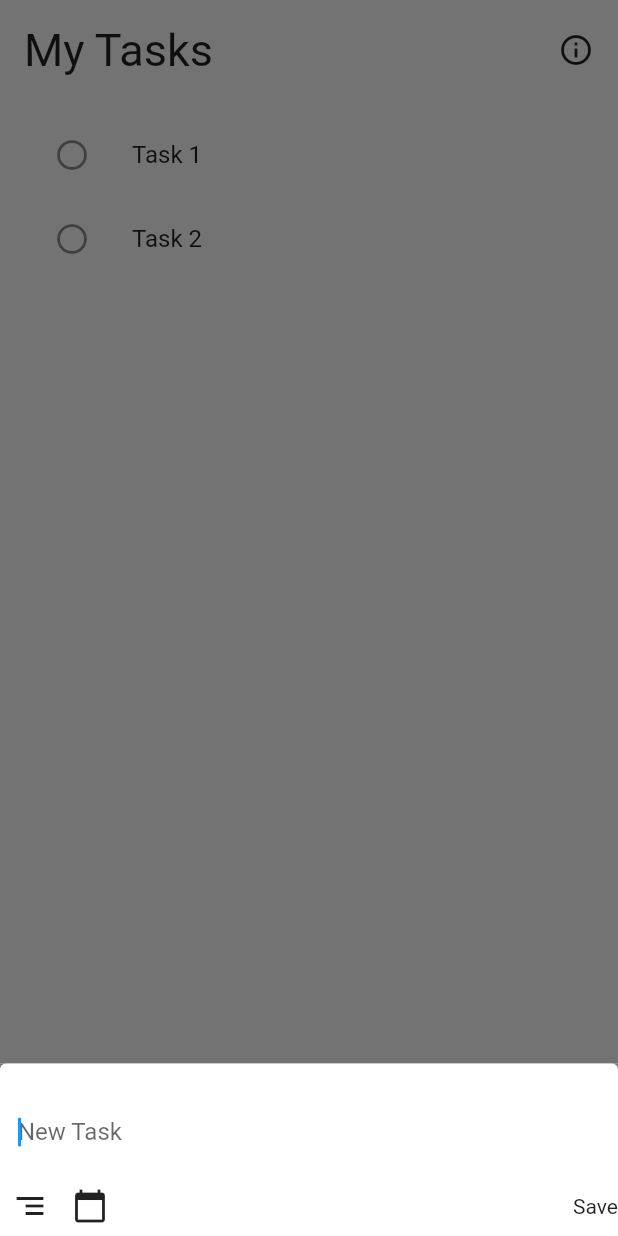
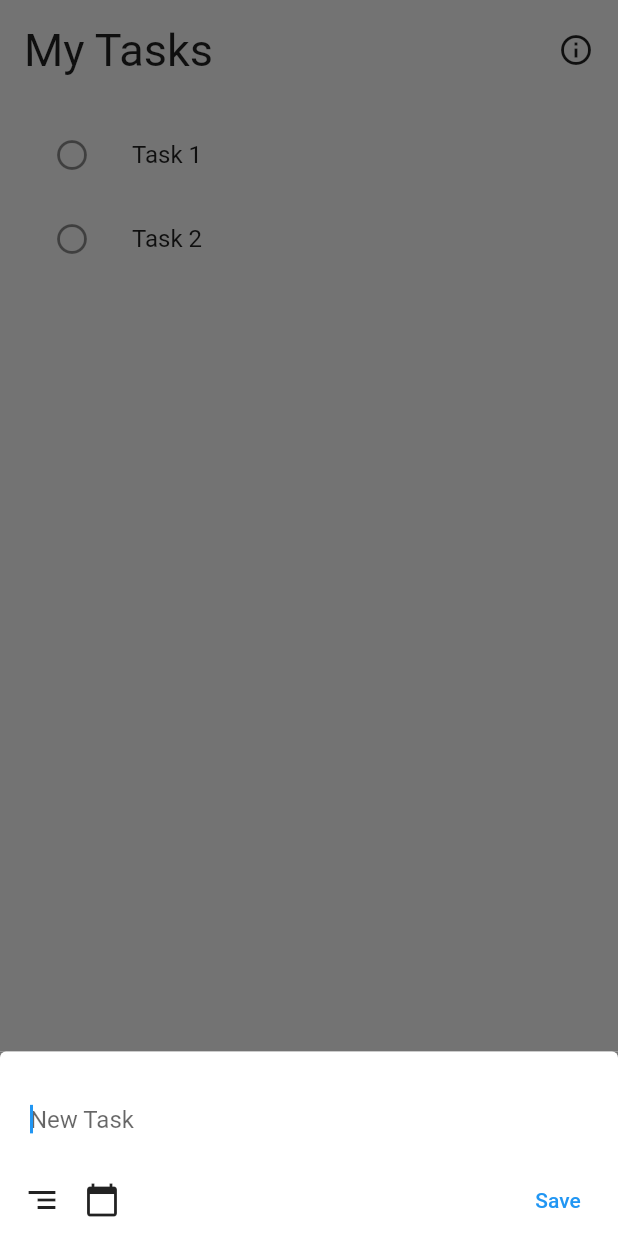
Before and after one commit to alzed/google_tasks_clone, a Flutter app: the screen it shows after launch, after a tap on the "add" icon, on a phone screen of 412 x 824 dp. Run offline on Flutter 3.47's test engine with Material 2 defaults, Android fonts, the phone set to English and light mode, and no system bars.

Commit message:
Change to Stateful widget

```diff
--- a/lib/add_task_button.dart
+++ b/lib/add_task_button.dart
@@ -2,11 +2,16 @@ import 'package:flutter/material.dart';
 
 import 'tasks_bottom_sheet.dart';
 
-class AddTaskButton extends StatelessWidget {
+class AddTaskButton extends StatefulWidget {
   const AddTaskButton({
     Key key,
   }) : super(key: key);
 
+  @override
+  _AddTaskButtonState createState() => _AddTaskButtonState();
+}
+
+class _AddTaskButtonState extends State<AddTaskButton> {
   @override
   Widget build(BuildContext context) {
     return FloatingActionButton(
@@ -20,10 +25,13 @@ class AddTaskButton extends StatelessWidget {
       },
     );
   }
-}
 
   Widget buildAddTaskSheet(BuildContext context) {
+    final controller = TextEditingController();
+
     return TasksBottomSheet(
+      child: Padding(
+        padding: const EdgeInsets.symmetric(horizontal: 8.0),
         child: Column(
           children: [
             TextField(
@@ -34,9 +42,13 @@ Widget buildAddTaskSheet(BuildContext context) {
                 ),
                 hintText: 'New Task',
               ),
+              onSubmitted: (task) {
+                print(task);
+                Navigator.of(context).pop();
+              },
+              controller: controller,
             ),
             Row(
-          mainAxisAlignment: MainAxisAlignment.spaceEvenly,
               children: [
                 Padding(
                   padding: const EdgeInsets.all(8.0),
@@ -49,14 +61,20 @@ Widget buildAddTaskSheet(BuildContext context) {
                   child: Icon(Icons.calendar_today),
                 ),
                 Expanded(
-              child: Text(
-                'Save',
-                textAlign: TextAlign.end,
+                  child: SizedBox(),
                 ),
+                TextButton(
+                  onPressed: () {
+                    print(controller.text);
+                    Navigator.of(context).pop();
+                  },
+                  child: Text('Save'),
                 ),
               ],
             )
           ],
         ),
+      ),
     );
   }
+}
```
Lines whose indentation alone changed are shown as unchanged.
